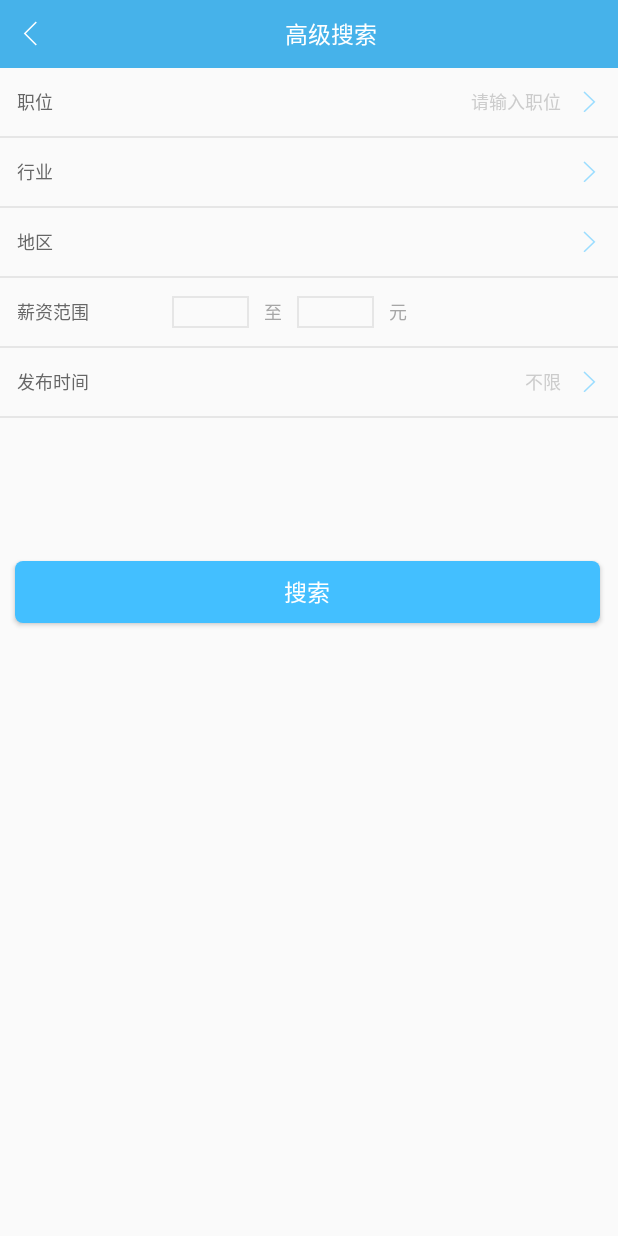
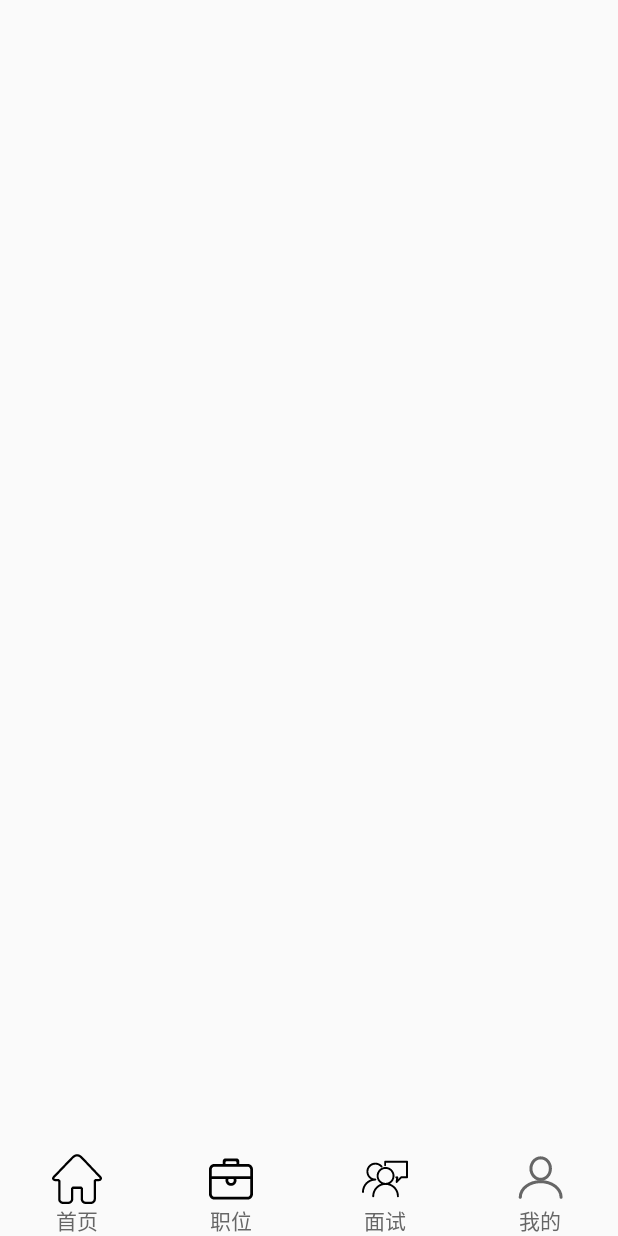
Before and after one commit to xingyuzhu-xy/ZGZ, an Android app: the screen it shows after launch (AdvancedSearchActivity before the commit, HomePageActivity after it), on a phone screen of 412 x 824 dp. Run offline under Robolectric (Android 15) with nearby library versions, the phone set to English and light mode, and no system bars.

Commit message:
主页底部菜单栏

```diff
--- a/ZGZ/app/src/main/AndroidManifest.xml
+++ b/ZGZ/app/src/main/AndroidManifest.xml
@@ -8,7 +8,7 @@
         android:label="@string/app_name"
         android:supportsRtl="false"
         android:theme="@style/AppTheme">
-        <activity android:name=".t.AdvancedSearchActivity">
+        <activity android:name=".t.HomePageActivity">
             <intent-filter>
                 <action android:name="android.intent.action.MAIN" />
 
--- /dev/null
+++ b/ZGZ/app/src/main/java/test/leco/com/zgz/t/HomePageActivity.java
@@ -0,0 +1,18 @@
+package test.leco.com.zgz.t;
+
+import android.app.Activity;
+import android.os.Bundle;
+
+import test.leco.com.zgz.R;
+
+/**
+ * Created by Administrator on 2016/12/0014.
+ */
+
+public class HomePageActivity extends Activity {
+    @Override
+    protected void onCreate(Bundle savedInstanceState) {
+        super.onCreate(savedInstanceState);
+        setContentView(R.layout.home_page);
+    }
+}
--- /dev/null
+++ b/ZGZ/app/src/main/res/layout/home_page.xml
@@ -0,0 +1,53 @@
+<?xml version="1.0" encoding="utf-8"?>
+<LinearLayout xmlns:android="http://schemas.android.com/apk/res/android"
+    android:orientation="vertical" android:layout_width="match_parent"
+    android:layout_height="match_parent">
+    <android.support.v4.view.ViewPager
+        android:layout_width="match_parent"
+        android:layout_height="0dp"
+        android:layout_weight="1"/>
+    <LinearLayout
+        android:layout_width="match_parent"
+        android:layout_height="60dp"
+        android:orientation="horizontal"
+        android:paddingTop="5dp">
+        <TextView
+            android:layout_width="0dp"
+            android:layout_weight="1"
+            android:layout_height="match_parent"
+            android:text="首页"
+            android:drawableTop="@mipmap/icon_home"
+            android:gravity="center"
+            android:textSize="14sp"
+            android:textColor="@color/light_black"/>
+        <TextView
+            android:layout_width="0dp"
+            android:layout_weight="1"
+            android:layout_height="match_parent"
+            android:text="职位"
+            android:drawableTop="@mipmap/icon_post"
+            android:gravity="center"
+            android:textSize="14sp"
+            android:textColor="@color/light_black"/>
+        <TextView
+            android:layout_width="0dp"
+            android:layout_weight="1"
+            android:layout_height="match_parent"
+            android:text="面试"
+            android:drawableTop="@mipmap/icon_interview"
+            android:gravity="center"
+            android:textSize="14sp"
+            android:textColor="@color/light_black"/>
+        <TextView
+            android:layout_width="0dp"
+            android:layout_weight="1"
+            android:layout_height="match_parent"
+            android:text="我的"
+            android:drawableTop="@mipmap/icon_my"
+            android:gravity="center"
+            android:textSize="14sp"
+            android:textColor="@color/light_black"/>
+
+    </LinearLayout>
+
+</LinearLayout>
--- a/ZGZ/app/src/main/res/values/strings.xml
+++ b/ZGZ/app/src/main/res/values/strings.xml
@@ -63,7 +63,6 @@
     <string name="email_contacts">联系人:</string>
     <string name="email_contacts_phone">联系电话:</string>
     <string name="email_road">乘车路线:</string>
-
 
     <string name="enterprise_profile">文林创意传媒有限公司，简称文林创意
         位于重庆市渝中区大坪英利国际。成立于2014年，注册资本500万。是一家
```
Also changed, not shown: ZGZ/app/src/main/res/mipmap-hdpi/icon_home.png (added), ZGZ/app/src/main/res/mipmap-hdpi/icon_interview.png (added), ZGZ/app/src/main/res/mipmap-hdpi/icon_my.png (added), ZGZ/app/src/main/res/mipmap-hdpi/icon_post.png (added).
